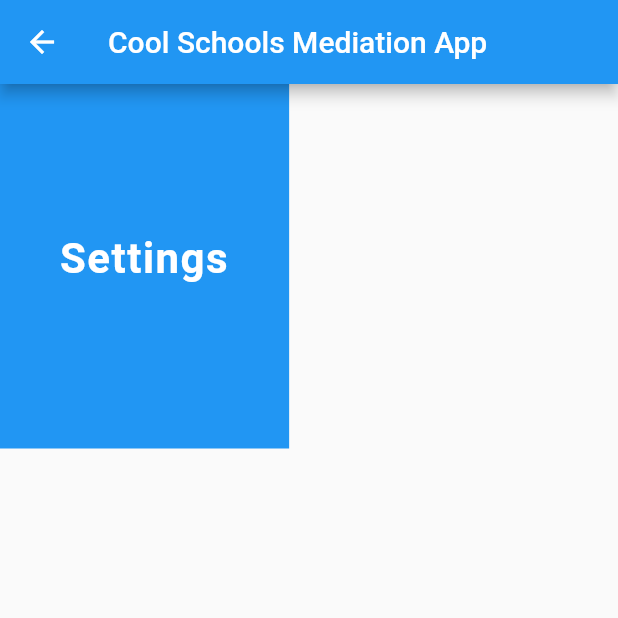
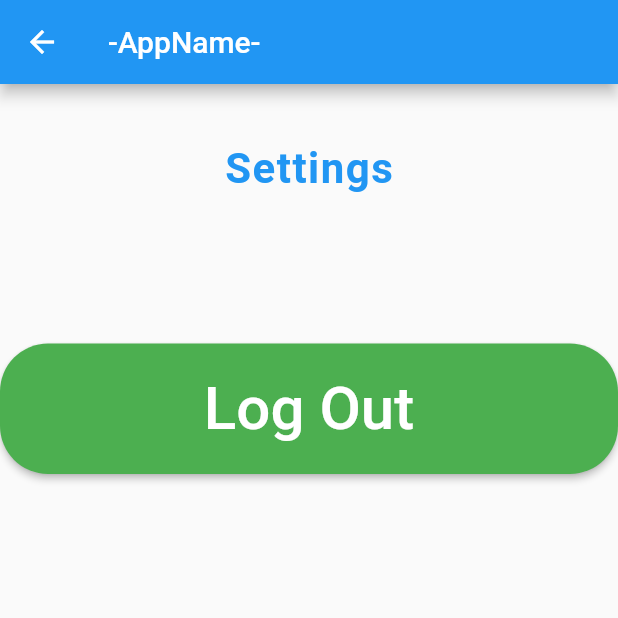
Before and after one commit to Jackli-Tech/Peer-Mediation-App, a Flutter app: the SettingsPage screen opened directly, on a phone screen of 412 x 824 dp, the top half of it. Run offline on Flutter 3.47's test engine with Material 2 defaults, Android fonts, the phone set to English and light mode, and no system bars; our stand-ins replace flutter_spinkit, logger.

Commit message:
Fixed scaling, added simple logout button
See title

```diff
--- a/Flutter_app/Flutter_app/lib/Pages/openquestions.dart
+++ b/Flutter_app/Flutter_app/lib/Pages/openquestions.dart
@@ -12,11 +12,7 @@ class _OpenQuestionsState extends State<OpenQuestions> {
       appBar: AppBar(title: Text("Cool Schools Mediation App")),
       body: SingleChildScrollView(
         child: ConstrainedBox(
-            //height: MediaQuery.of(context).size.height,
-            //child: Column(
-
             constraints: BoxConstraints(),
-            //the 3 following lines are very important(!!!) for scrolling mechanics. wrap a widget ina listview!!
             child: Column(
               children: <Widget>[
                 Container(
--- a/Flutter_app/Flutter_app/lib/Pages/settings.dart
+++ b/Flutter_app/Flutter_app/lib/Pages/settings.dart
@@ -1,4 +1,5 @@
 import 'package:flutter/material.dart';
+import 'SignInPage.dart';
 
 class SettingsPage extends StatefulWidget {
   @override
@@ -9,33 +10,43 @@ class _SettingsPageState extends State<SettingsPage> {
   @override
   Widget build(BuildContext context) {
     return Scaffold(
-      appBar: AppBar(title: Text("Cool Schools Mediation App")),
+      appBar: AppBar(title: Text("-AppName-")),
       body: SingleChildScrollView(
+        //child: Container(
+
         child: ConstrainedBox(
             //height: MediaQuery.of(context).size.height,
             //child: Column(
 
             constraints: BoxConstraints(),
             //the 3 following lines are very important(!!!) for scrolling mechanics. wrap a widget ina listview!!
-            child: Column(
+            child: ListView(
+              shrinkWrap: true,
+              physics: ClampingScrollPhysics(),
               children: <Widget>[
+                SizedBox(height: 40.0),
                 Container(
-                    padding: const EdgeInsets.only(
-                        left: 40.0, right: 40.0, bottom: 10.0),
-                    decoration: BoxDecoration(color: Colors.blue),
-                    child: Column(
-                      children: <Widget>[
-                        SizedBox(height: 100.0),
-                        Text('Settings',
-                            textAlign: TextAlign.center,
-                            style: TextStyle(
-                                color: Colors.white,
-                                fontSize: 28.0,
-                                fontWeight: FontWeight.bold,
-                                letterSpacing: 1.0)),
-                        SizedBox(height: 100.0),
-                      ],
-                    )),
+                  alignment: Alignment.center,
+                  child: Text('Settings',
+                      style: TextStyle(
+                          color: Theme.of(context).primaryColor,
+                          fontSize: 28.0,
+                          fontWeight: FontWeight.bold,
+                          letterSpacing: 1.0)),
+                ),
+                SizedBox(height: 100.0),
+                RaisedButton(
+                    child: Text('Log Out', style: TextStyle(fontSize: 40.0)),
+                    padding: EdgeInsets.all(20),
+                    color: Colors.green[500],
+                    textColor: Colors.white,
+                    shape: RoundedRectangleBorder(
+                        borderRadius: BorderRadius.all(Radius.circular(32.0))),
+                    onPressed: () {
+                      Navigator.of(context).push(MaterialPageRoute(
+                        builder: (context) => SignInPage(),
+                      ));
+                    }),
               ],
             )),
       ),
```
Also changed, not shown: Flutter_app/Flutter_app/lib/Pages/form.dart (+0 -25 lines), Flutter_app/Flutter_app/lib/Pages/home.dart (+16 -10 lines), 8 other files.
